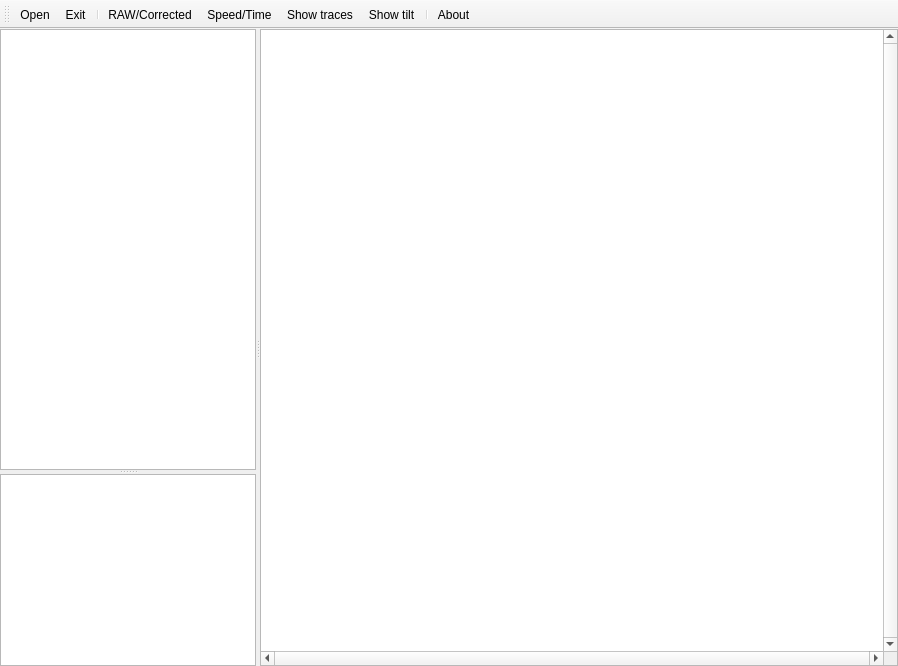
EuracBiomedicalResearch/DigitalSpiralography, file ui/visualizer.ui: the form before one commit.
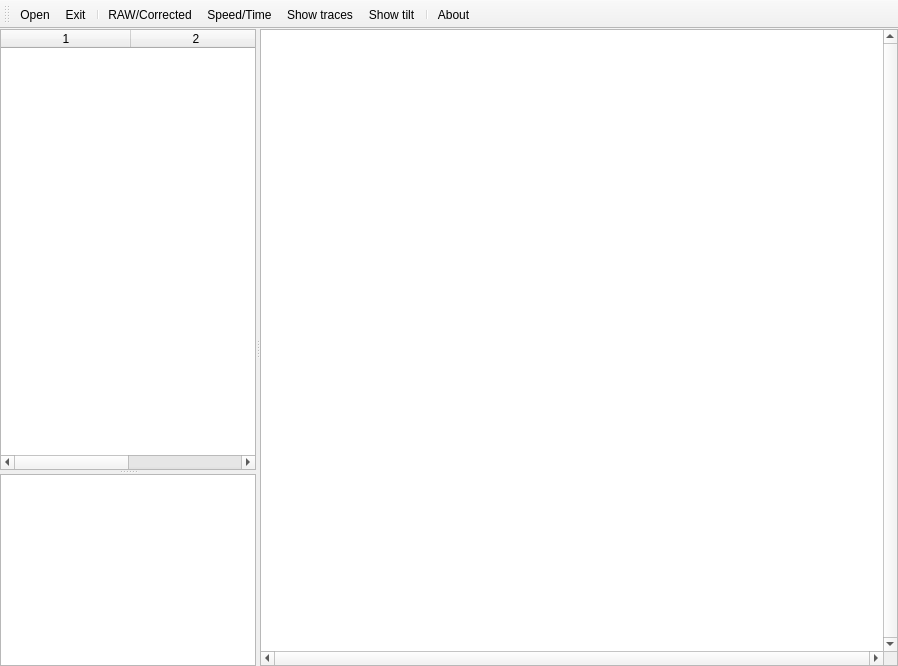
The form after the commit. Icons and pictures are not drawn.

Commit message: Visualizer: switch QTableView to QTableWidget

The edit to the form file:
```diff
--- a/ui/visualizer.ui
+++ b/ui/visualizer.ui
@@ -33,7 +33,7 @@
        <property name="orientation">
         <enum>Qt::Vertical</enum>
        </property>
-       <widget class="QTableView" name="props">
+       <widget class="QTableWidget" name="props">
         <property name="sizePolicy">
          <sizepolicy hsizetype="Preferred" vsizetype="Expanding">
           <horstretch>0</horstretch>
@@ -49,6 +49,12 @@
         <property name="sortingEnabled">
          <bool>true</bool>
         </property>
+        <property name="columnCount">
+         <number>2</number>
+        </property>
+        <attribute name="horizontalHeaderVisible">
+         <bool>true</bool>
+        </attribute>
         <attribute name="horizontalHeaderDefaultSectionSize">
          <number>130</number>
         </attribute>
@@ -58,6 +64,8 @@
         <attribute name="verticalHeaderVisible">
          <bool>false</bool>
         </attribute>
+        <column/>
+        <column/>
        </widget>
        <widget class="QPlainTextEdit" name="comments">
         <property name="readOnly">
```
The commit also changes 1 other file.
